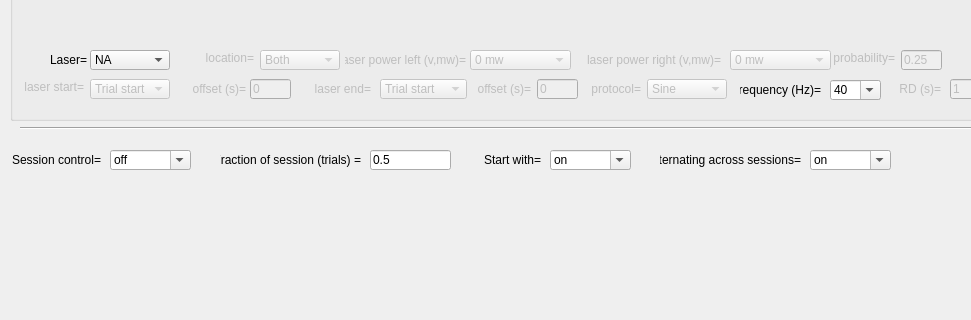
Old version of the form src/foraging_gui/Optogenetics.ui in the repository AllenNeuralDynamics/dynamic-foraging-task; both pictures show x 0 to 971 and y 320 to 640 of the 1442 by 785 pixel window.
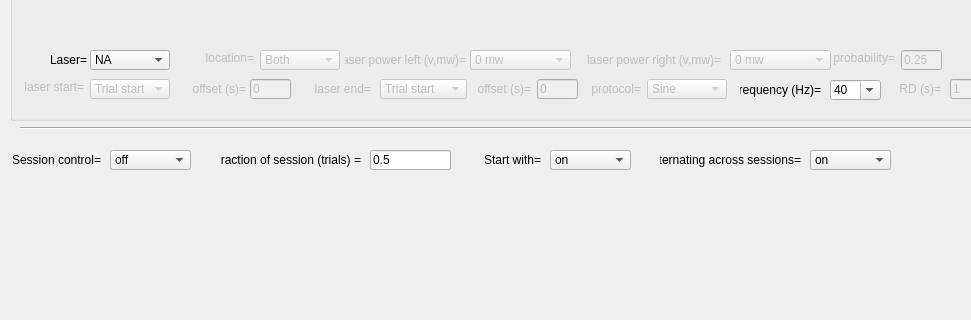
New version of the form.

What changed in the file:
```diff
--- a/src/foraging_gui/Optogenetics.ui
+++ b/src/foraging_gui/Optogenetics.ui
@@ -3710,7 +3710,7 @@
     </sizepolicy>
    </property>
    <property name="editable">
-    <bool>true</bool>
+    <bool>false</bool>
    </property>
    <item>
     <property name="text">
@@ -3819,7 +3819,7 @@
     </sizepolicy>
    </property>
    <property name="editable">
-    <bool>true</bool>
+    <bool>false</bool>
    </property>
    <item>
     <property name="text">
@@ -3858,7 +3858,7 @@
     </sizepolicy>
    </property>
    <property name="editable">
-    <bool>true</bool>
+    <bool>false</bool>
    </property>
    <property name="currentIndex">
     <number>1</number>
```
Left out of the diff: 20 changed lines with no effect on the pictures.
